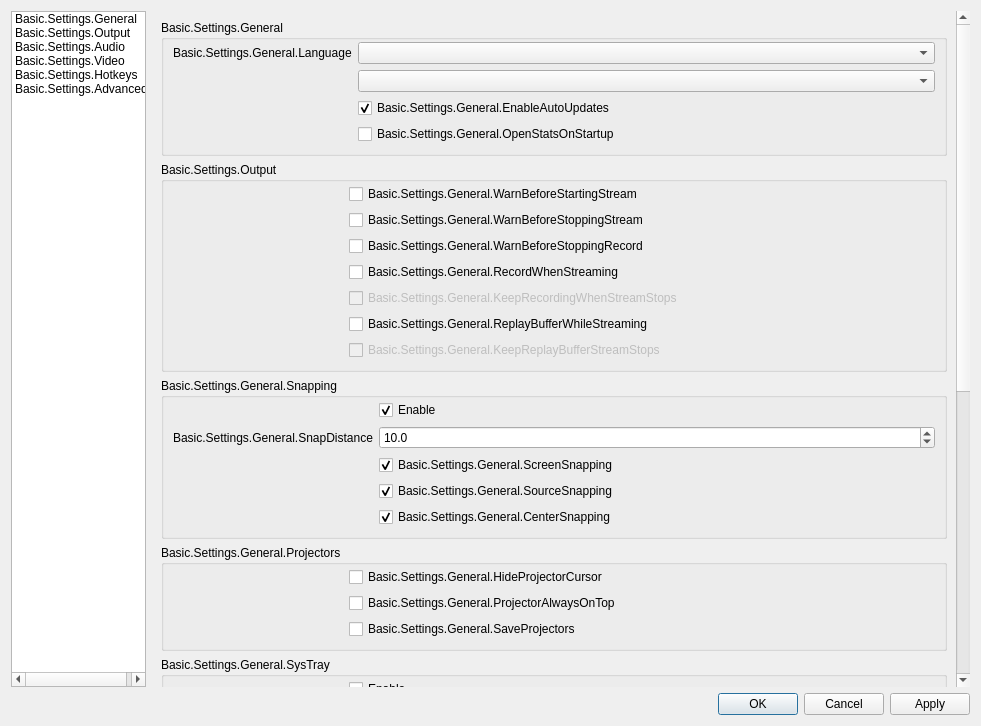
Before: the Qt Designer form UI/forms/OBSBasicSettings.ui in skimotv/SkimoMeetingRecorder, drawn with Qt 5.
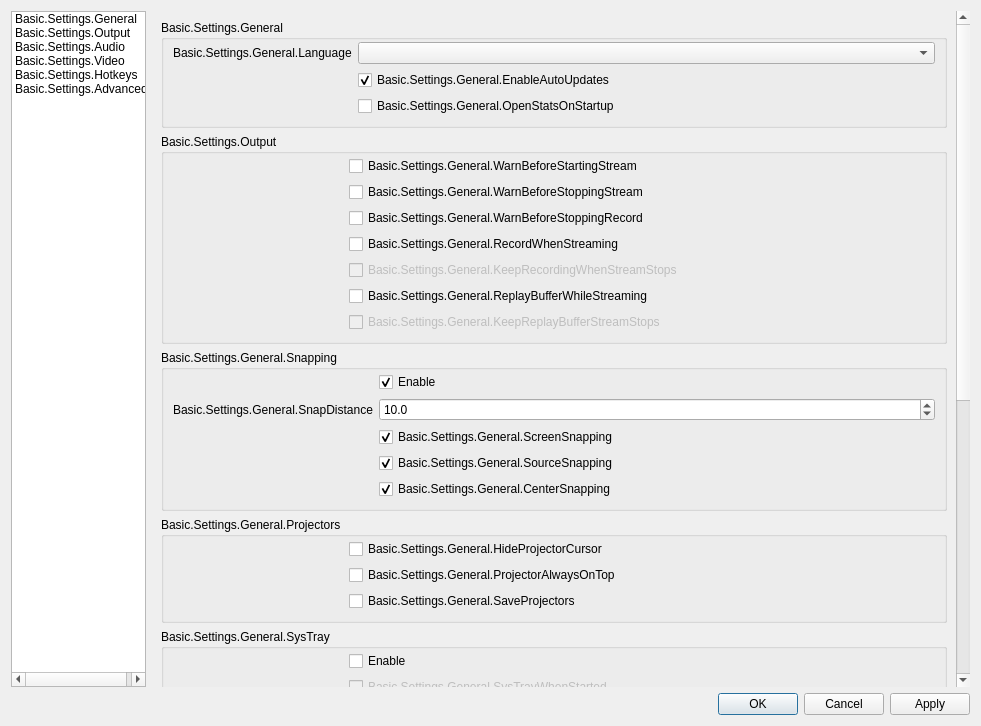
After: the same form once the commit is applied. The open tabs and pages were chosen to show the change. Icons and pictures are not drawn.

Commit message: removed theme

Patch:
```diff
--- a/UI/forms/OBSBasicSettings.ui
+++ b/UI/forms/OBSBasicSettings.ui
@@ -190,10 +190,7 @@
                    <item row="0" column="1">
                     <widget class="QComboBox" name="language"/>
                    </item>
-                   <item row="1" column="1">
-                    <widget class="QComboBox" name="theme"/>
-                   </item>
-                   <item row="2" column="0">
+                   <item row="1" column="0">
                     <spacer name="horizontalSpacer_3">
                      <property name="orientation">
                       <enum>Qt::Horizontal</enum>
@@ -209,7 +206,7 @@
                      </property>
                     </spacer>
                    </item>
-                   <item row="2" column="1">
+                   <item row="1" column="1">
                     <widget class="QCheckBox" name="enableAutoUpdates">
                      <property name="text">
                       <string>Basic.Settings.General.EnableAutoUpdates</string>
@@ -219,7 +216,7 @@
                      </property>
                     </widget>
                    </item>
-                   <item row="3" column="1">
+                   <item row="2" column="1">
                     <widget class="QCheckBox" name="openStatsOnStartup">
                      <property name="text">
                       <string>Basic.Settings.General.OpenStatsOnStartup</string>
```
